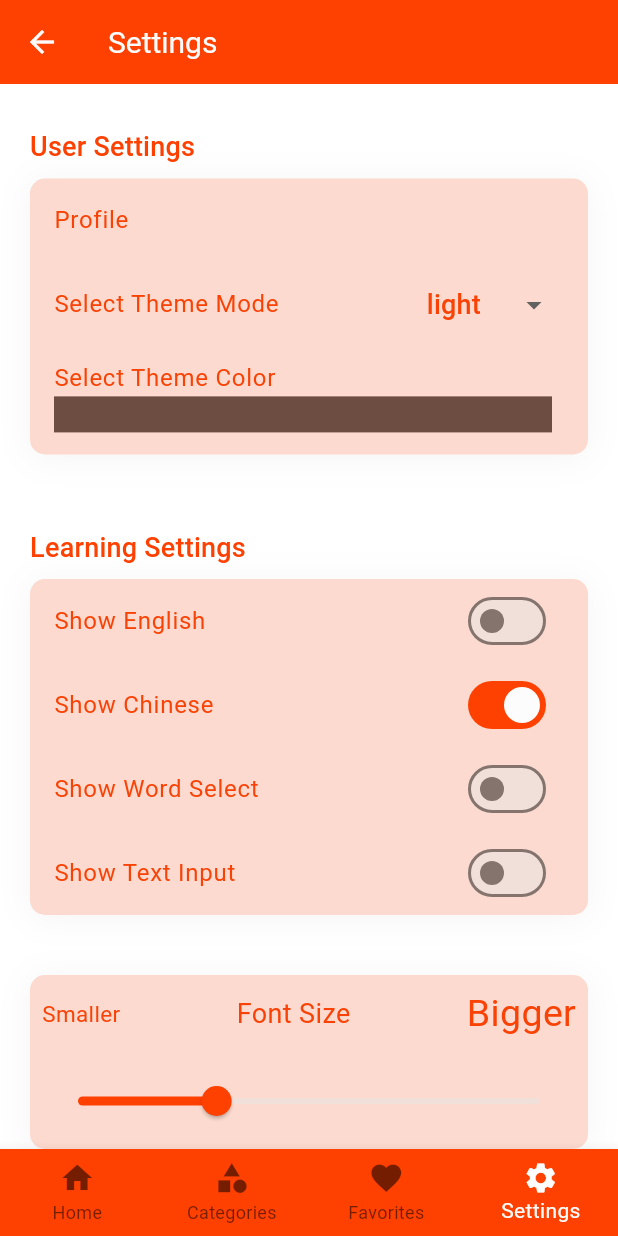
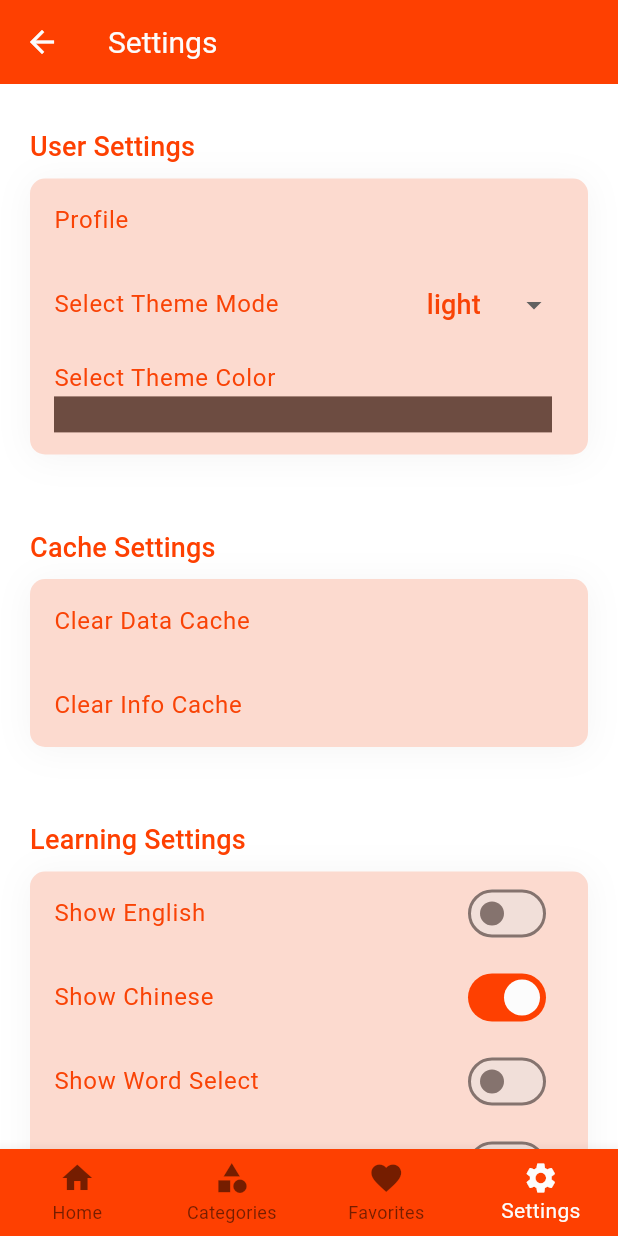
Before and after one commit to libmuy/english-app-frontend, a Flutter app: the BottomNavBar screen opened directly, item 4 of the bottom bar chosen, on a phone screen of 412 x 824 dp. Run offline on Flutter 3.47's test engine with Material 3 defaults, Android fonts, the phone set to English and light mode, and no system bars; our stand-ins replace flutter_cache_manager, flutter_colorpicker, flutter_markdown, get_it, shared_preferences; missing offline and left inert: flutter_quill, libmuy_audioplayer, simple_logging; accounts and stored records are empty; Roboto replaces fonts that are missing (AlibabaHealth).

```diff
--- a/lib/pages/learning_page_ploc.dart
+++ b/lib/pages/learning_page_ploc.dart
@@ -202,7 +202,7 @@ class LearningPagePloc {
       _audioPlayer.seek(_playStartTime);
       if (_audioPlayer.speed != playbackSpeed) {
         _log.verbose('  set playback speed to $playbackSpeed');
-        _audioPlayer.speed = playbackSpeed;
+        await _audioPlayer.setSpeed(playbackSpeed);
       }
       _log.verbose('  start to play');
       _audioPlayer.play();
@@ -272,7 +272,7 @@ class LearningPagePloc {
   }
 
   void onPlaySpeedChanged(double value) {
-    _audioPlayer.speed = value;
+    _audioPlayer.setSpeed(value);
     if (_settingSaveTimer != null) _settingSaveTimer?.cancel();
     _settingSaveTimer = Timer(_kSaveSettingDelay, () {
       _settingProvider.saveSettings();
--- a/lib/pages/setting_page.dart
+++ b/lib/pages/setting_page.dart
@@ -1,6 +1,7 @@
 import 'package:flutter/material.dart';
 import 'package:libmuyenglish/domain/global.dart';
 import 'package:libmuyenglish/providers/auth_provider.dart';
+import 'package:libmuyenglish/providers/cache_provider.dart';
 import '../widgets/setting_group.dart';
 import 'package:flutter_colorpicker/flutter_colorpicker.dart';
 import '../providers/service_locator.dart';
@@ -102,6 +103,26 @@ class _SettingPageState extends State<SettingPage> {
                       ],
                     );
                   },
+                );
+              },
+            ),
+          ]),
+          SettingGroup(title: 'Cache Settings', children: [
+            ListTile(
+              title: settingItemTitle(context, 'Clear Data Cache'),
+              onTap: () async {
+                await getIt<CacheProvider>().clear(isBigData: true);
+                ScaffoldMessenger.of(context).showSnackBar(
+                  SnackBar(content: Text('Cache cleared')),
+                );
+              },
+            ),
+            ListTile(
+              title: settingItemTitle(context, 'Clear Info Cache'),
+              onTap: () async {
+                await getIt<CacheProvider>().clear(isBigData: false);
+                ScaffoldMessenger.of(context).showSnackBar(
+                  SnackBar(content: Text('Cache cleared')),
                 );
               },
             ),
--- /dev/null
+++ b/lib/providers/cache_provider.dart
@@ -0,0 +1,56 @@
+import 'dart:typed_data';
+import 'package:flutter_cache_manager/flutter_cache_manager.dart';
+import '../utils/snack_bar_service.dart';
+import 'service_locator.dart';
+
+class CacheProvider {
+  static const _kDataCacheKey = 'DataCache';
+  static const _kDataCacheDuration = Duration(days: 30);
+  static const _kMetaInfoCacheKey = 'MetaInfoCache';
+  static const _kMetaInfoCacheDuration = Duration(days: 7);
+
+  final CacheManager _cacheData;
+  final CacheManager _cacheMetaInfo;
+  final SnackBarService _snackBarService = getIt<SnackBarService>();
+
+  CacheProvider()
+      : _cacheData = CacheManager(
+          Config(
+            _kDataCacheKey,
+            stalePeriod: _kDataCacheDuration,
+          ),
+        ),
+        _cacheMetaInfo = CacheManager(
+          Config(
+            _kMetaInfoCacheKey,
+            stalePeriod: _kMetaInfoCacheDuration,
+          ),
+        );
+
+  /// Clears all cached files from the specified cache.
+  Future<void> clear({bool isBigData = false}) async {
+    final cacheManager = isBigData ? _cacheData : _cacheMetaInfo;
+    await cacheManager.emptyCache();
+    _snackBarService.showMessage('Cache cleared for ${isBigData ? 'big data' : 'meta info'}');
+  }
+
+  /// Retrieves the content of a file from the specified cache if it exists, otherwise returns null.
+  Future<Uint8List?> fetch(String url, {bool isBigData = false}) async {
+    final cacheManager = isBigData ? _cacheData : _cacheMetaInfo;
+    final fileInfo = await cacheManager.getFileFromCache(url);
+    if (fileInfo?.file != null) {
+      return await fileInfo!.file.readAsBytes(); // Read and return the file's content as Uint8List
+    }
+
+    // Emit a cache miss event
+    _snackBarService.showMessage('Cache miss for $url');
+    return null; // Return null if the file is not in the cache
+  }
+
+  /// Adds data to the cache manually.
+  Future<void> add(String key, Uint8List data, {bool isBigData = false}) async {
+    final cacheManager = isBigData ? _cacheData : _cacheMetaInfo;
+    await cacheManager.putFile(key, data);
+    _snackBarService.showMessage('Data added to cache with key: $key');
+  }
+}
--- /dev/null
+++ b/lib/utils/snack_bar_service.dart
@@ -0,0 +1,18 @@
+import 'dart:async';
+
+class SnackBarService {
+  final StreamController<String> _snackBarController = StreamController.broadcast();
+
+  /// Stream to listen for SnackBar messages
+  Stream<String> get snackBarStream => _snackBarController.stream;
+
+  /// Send a message to the SnackBar stream
+  void showMessage(String message) {
+    _snackBarController.add(message);
+  }
+
+  /// Dispose the StreamController
+  void dispose() {
+    _snackBarController.close();
+  }
+}
--- a/lib/widgets/bottom_nav_bar.dart
+++ b/lib/widgets/bottom_nav_bar.dart
@@ -1,9 +1,12 @@
+import 'dart:async';
+
 import 'package:flutter/material.dart';
-// import 'package:libmuyenglish/pages/test_page.dart';
+import '../providers/service_locator.dart';
 import '../pages/home_page.dart';
 import '../pages/category_page.dart';
 import '../pages/favorites_page.dart';
 import '../pages/setting_page.dart';
+import '../utils/snack_bar_service.dart';
 
 class BottomNavBar extends StatefulWidget {
   const BottomNavBar({super.key});
@@ -15,12 +18,35 @@ class BottomNavBar extends StatefulWidget {
 class BottomNavBarState extends State<BottomNavBar> {
   int _selectedIndex = 0;
   static const List<Widget> _pages = <Widget>[
-    // TestPage(),
     HomePage(),
     CategoryPage(),
     FavoritePage(),
     SettingPage(),
   ];
+
+  final SnackBarService _snackBarService = getIt<SnackBarService>();
+  late final StreamSubscription<String> _snackBarSubscription;
+
+  @override
+  void initState() {
+    super.initState();
+
+    // Listen to SnackBarService
+    _snackBarSubscription = _snackBarService.snackBarStream.listen((message) {
+      if (mounted) {
+        ScaffoldMessenger.of(context).showSnackBar(
+          SnackBar(content: Text(message)),
+        );
+      }
+    });
+  }
+
+  @override
+  void dispose() {
+    // Cancel the subscription when the widget is disposed
+    _snackBarSubscription.cancel();
+    super.dispose();
+  }
 
   void _onItemTapped(int index) {
     setState(() {
@@ -35,10 +61,6 @@ class BottomNavBarState extends State<BottomNavBar> {
       bottomNavigationBar: BottomNavigationBar(
         type: BottomNavigationBarType.fixed,
         items: const <BottomNavigationBarItem>[
-          // BottomNavigationBarItem(
-          //   icon: Icon(Icons.check),
-          //   label: 'Test',
-          // ),
           BottomNavigationBarItem(
             icon: Icon(Icons.home),
             label: 'Home',
```
Also changed, not shown: lib/providers/learning_provider.dart (+29 -21 lines), lib/providers/service_locator.dart (+10 -1 lines), assets/icons/icon192.png (added), assets/icons/icon512.png (added), 28 other files.
